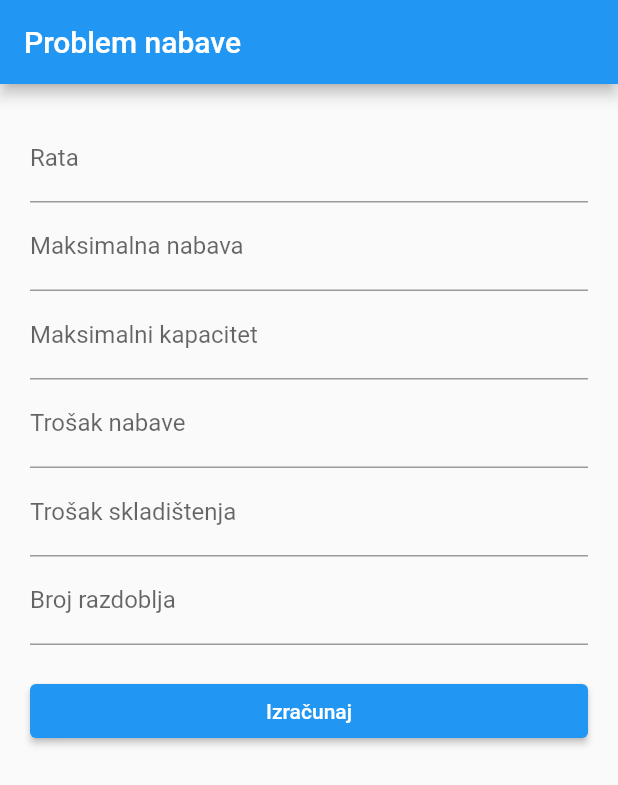
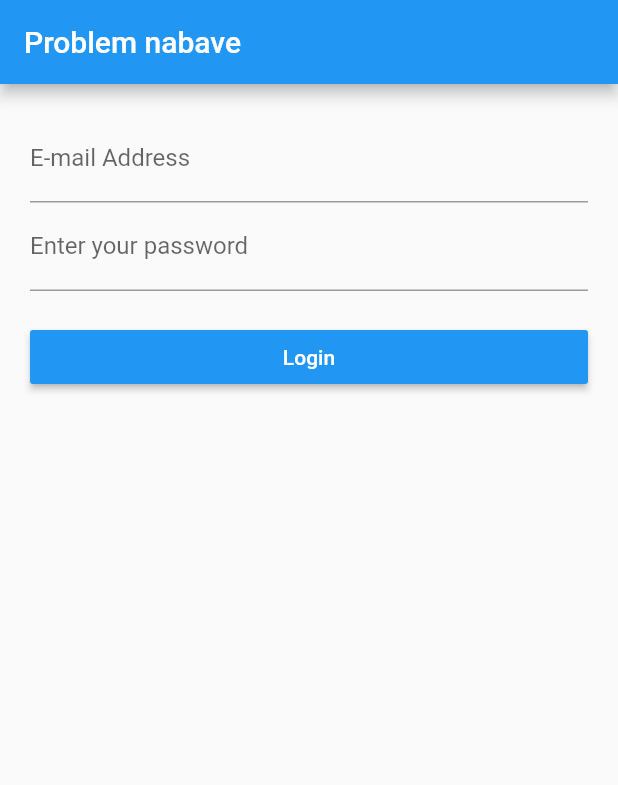
Before and after one commit to Beertija/dinamicko_programiranje, a Flutter app: the screen it shows after launch, on a phone screen of 412 x 824 dp. Shown: the top 785 px of the screen. Run offline on Flutter 3.47's test engine with Material 2 defaults, Android fonts, the phone set to English and light mode, and no system bars.

Commit message:
Revert "Added input fields with validations and prepared model for storing variables"
This reverts commit 0f6cdea9972c072a3abad0d7f8c20ed55c88db04.

```diff
--- a/lib/models/postava_zadatka.dart
+++ /dev/null
@@ -1,10 +0,0 @@
-class PostavaZadatka {
-  int rate;
-  int max_nabava;
-  int trosak_nabave;
-  int max_skladiste;
-  int trosak_skladista;
-  List<double> nabavaRazdoblja;
-
-  PostavaZadatka({required this.rate, required this.max_nabava, required this.trosak_nabave, required this.max_skladiste, required this.trosak_skladista, required this.nabavaRazdoblja});
-}
--- a/lib/screens/enter_variables_screen.dart
+++ b/lib/screens/enter_variables_screen.dart
@@ -15,8 +15,7 @@ class _UnosVarijabliScreenState extends State<UnosVarijabliScreen> {
   Widget build(BuildContext context) {
     return Scaffold(
       appBar: AppBar(
-        title:
-            const Text("Problem nabave", style: TextStyle(color: Colors.white)),
+        title: const Text("Problem nabave", style: TextStyle(color: Colors.white)),
       ),
       body: Container(
           padding: const EdgeInsets.all(20.0),
@@ -25,124 +24,48 @@ class _UnosVarijabliScreenState extends State<UnosVarijabliScreen> {
             child: ListView(
               children: <Widget>[
                 TextFormField(
-                  keyboardType: TextInputType.number,
-                  // Use email input type for emails.
+                    keyboardType: TextInputType.emailAddress, // Use email input type for emails.
                     decoration: const InputDecoration(
-                      hintText: 'broj komada', labelText: 'Rata'),
-                  validator: (value) {
-                    return validateNumber(value);
-                  },
+                        hintText: 'you@example.com',
+                        labelText: 'E-mail Address'
+                    ),
+                    // validator: _validateEmail,
                     // onSaved: (String value) {
                     //   _data.email = value;
                     // }
                 ),
                 TextFormField(
-                  keyboardType: TextInputType.number,
-                  // Use email input type for emails.
+                    obscureText: true, // Use secure text for passwords.
                     decoration: const InputDecoration(
-                      hintText: 'broj komada', labelText: 'Maksimalna nabava'),
-                  validator: (value) {
-                    return validateNumber(value);
-                  },
-                  // onSaved: (String value) {
-                  //   _data.email = value;
-                  // }
+                        hintText: 'Password',
+                        labelText: 'Enter your password'
                     ),
-                TextFormField(
-                  keyboardType: TextInputType.number,
-                  // Use email input type for emails.
-                  decoration: const InputDecoration(
-                      hintText: 'broj komada',
-                      labelText: 'Maksimalni kapacitet'),
-                  validator: (value) {
-                    return validateNumber(value);
-                  },
-                  // onSaved: (String value) {
-                  //   _data.email = value;
-                  // }
-                ),
-                TextFormField(
-                  keyboardType: TextInputType.number,
-                  // Use email input type for emails.
-                  decoration: const InputDecoration(
-                      hintText: 'broj', labelText: 'Trošak nabave'),
-                  validator: (value) {
-                    return validateNumber(value);
-                  },
-                  // onSaved: (String value) {
-                  //   _data.email = value;
-                  // }
-                ),
-                TextFormField(
-                  keyboardType: TextInputType.number,
-                  // Use email input type for emails.
-                  decoration: const InputDecoration(
-                      hintText: 'broj', labelText: 'Trošak skladištenja'),
-                  validator: (value) {
-                    return validateNumber(value);
-                  },
-                  // onSaved: (String value) {
-                  //   _data.email = value;
-                  // }
-                ),
-                TextFormField(
-                  keyboardType: TextInputType.number,
-                  decoration: const InputDecoration(
-                      hintText: 'primjer: 20 40 20',
-                      labelText: 'Broj razdoblja'),
-                  validator: (value) {
-                    return validateArray(value);
-                  },
+                    // validator: this._validatePassword,
                     // onSaved: (double.parse(value)) {
                     //
                     // }
                 ),
                 Container(
                   width: displayWidth(context),
-                  child: ElevatedButton(
+                  child: RaisedButton(
                     child: const Text(
-                      'Izračunaj',
-                      style: TextStyle(color: Colors.white),
+                      'Login',
+                      style: TextStyle(
+                          color: Colors.white
+                      ),
                     ),
                     onPressed: submit,
+                    color: Colors.blue,
                   ),
-                  margin: const EdgeInsets.only(top: 20.0),
+                  margin: const EdgeInsets.only(
+                      top: 20.0
+                  ),
                 )
               ],
             ),
-          )),
+          )
+      ),
     );
-  }
-
-  String? validateArray(String? value) {
-    if (value == null || value.isEmpty) {
-      return "Unesite broj!";
-    } else {
-      List<String> lista = value.split(" ");
-      try {
-        for (String broj in lista) {
-          if (broj != "") {
-            int.parse(broj);
-          }
-        }
-        return null;
-      } catch (FormatException) {
-        return "Unesena stavka nije broj.";
-      }
-    }
-  }
-
-  String? validateNumber(String? value) {
-    if (value == null || value.isEmpty) {
-      return "Unesite broj!";
-    } else {
-      try {
-        int.parse(value);
-        return null;
-      } catch (FormatException) {
-        return "Unesena stavka nije broj.";
-      }
-    }
   }
 
   submit() {
```
Lines whose indentation alone changed are shown as unchanged.
